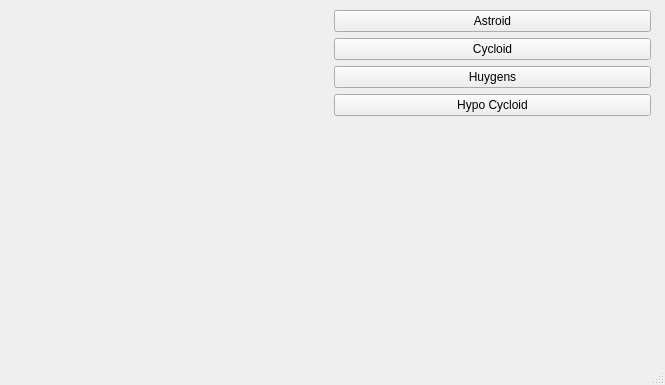
First picture: the form in mainwindow.ui, repository wbmetzel/QTCurves, before the edit.
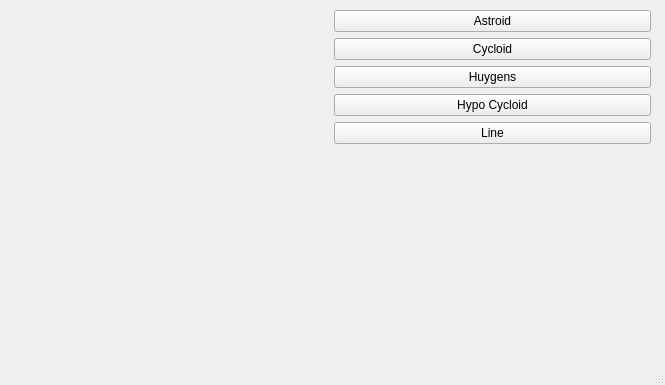
Second picture: the form after the edit. Custom widgets are drawn as their Qt base class.

Commit message: Add render line

Patch:
```diff
--- a/mainwindow.ui
+++ b/mainwindow.ui
@@ -57,6 +57,13 @@
          </property>
         </widget>
        </item>
+       <item>
+        <widget class="QPushButton" name="btnLine">
+         <property name="text">
+          <string>Line</string>
+         </property>
+        </widget>
+       </item>
        <item>
         <spacer name="verticalSpacer">
          <property name="orientation">
```
The commit also changes 4 other files.
